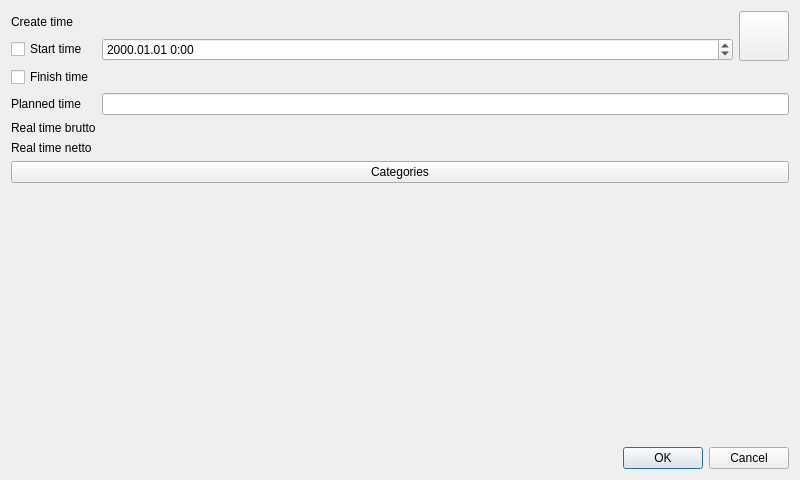
The window that src/TabletDlgTask.ui (ya-breeze/TM) describes before a commit, drawn with Qt 5.
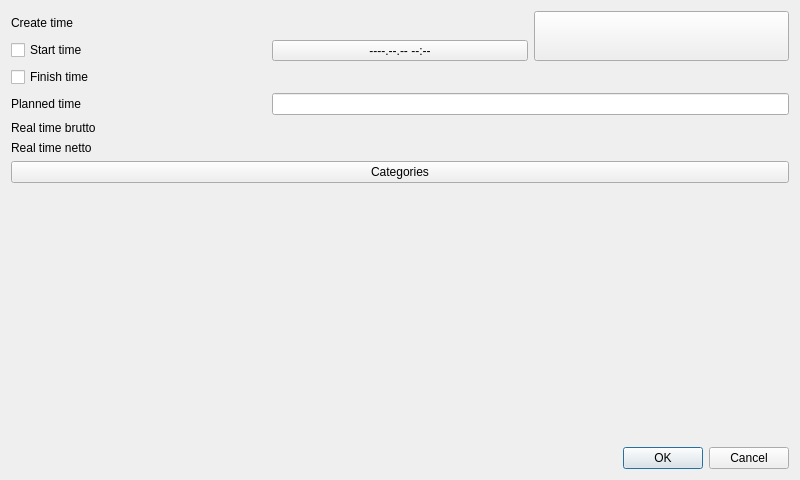
The same window after the commit.

Commit message: Ввод времени начала для задачи в специальном окне

```diff
--- a/src/TabletDlgTask.ui
+++ b/src/TabletDlgTask.ui
@@ -53,19 +53,6 @@
        </property>
       </widget>
      </item>
-     <item row="1" column="1">
-      <widget class="QDateTimeEdit" name="teStartTime">
-       <property name="sizePolicy">
-        <sizepolicy hsizetype="Expanding" vsizetype="Fixed">
-         <horstretch>0</horstretch>
-         <verstretch>0</verstretch>
-        </sizepolicy>
-       </property>
-       <property name="displayFormat">
-        <string>yyyy.MM.dd H:mm</string>
-       </property>
-      </widget>
-     </item>
      <item row="2" column="0">
       <widget class="QCheckBox" name="cbFinishTime">
        <property name="text">
@@ -124,6 +111,19 @@
        </property>
       </widget>
      </item>
+     <item row="1" column="1">
+      <widget class="QToolButton" name="btnStartTime">
+       <property name="sizePolicy">
+        <sizepolicy hsizetype="Preferred" vsizetype="Preferred">
+         <horstretch>0</horstretch>
+         <verstretch>0</verstretch>
+        </sizepolicy>
+       </property>
+       <property name="text">
+        <string>----.--.-- --:--</string>
+       </property>
+      </widget>
+     </item>
     </layout>
    </item>
    <item>
```
The commit also changes 3 other files.
